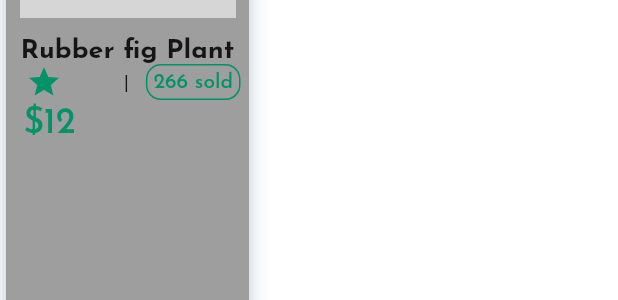
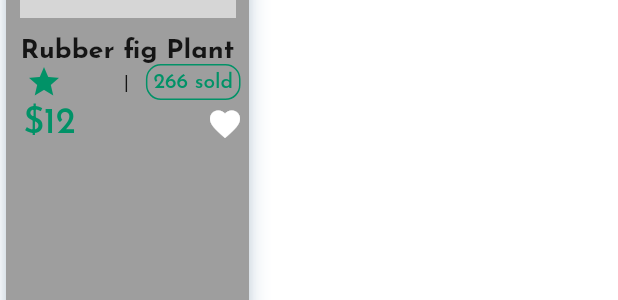
Before and after one commit to IlkinSamadbayli/plant_ecommerce, a Flutter app: the CardWidget widget shown alone on an empty page, opened directly, on a phone screen of 412 x 824 dp. Shown: the part 281-581 px from the top of the screen. Run offline on Flutter 3.47's test engine with Material 2 defaults, Android fonts, the phone set to English and light mode, and no system bars; our stand-ins replace bloc, flutter_bloc, flutter_holo_date_picker, get, intl_phone_number_input, smooth_page_indicator; Roboto replaces fonts that are missing (JosefinSans); grey boxes are pictures that could not be loaded.

Commit message:
Make favorite icon functional

```diff
--- a/lib/ui/widgets/card_widget.dart
+++ b/lib/ui/widgets/card_widget.dart
@@ -1,11 +1,12 @@
 import 'package:flutter/material.dart';
+import 'package:get/get_connect/http/src/utils/utils.dart';
 
 import 'package:plant_ecommerce/constants/sizedbox.dart';
 import 'package:plant_ecommerce/styles/colors/app_colors.dart';
 import 'package:plant_ecommerce/styles/styles/border_style.dart';
 import 'package:plant_ecommerce/styles/styles/text_style.dart';
 
-class CardWidget extends StatelessWidget {
+class CardWidget extends StatefulWidget {
   // final List<String> images = [
   //   GlobalAssets.card_1,
   //   GlobalAssets.card_2,
@@ -22,6 +23,13 @@ class CardWidget extends StatelessWidget {
     required this.rated,
     required this.price,
   }) : super(key: key);
+
+  @override
+  State<CardWidget> createState() => _CardWidgetState();
+}
+
+class _CardWidgetState extends State<CardWidget> {
+  bool favorite = false;
 
   @override
   Widget build(BuildContext context) {
@@ -44,7 +52,7 @@ class CardWidget extends StatelessWidget {
               children: [
                 Padding(
                   padding: const EdgeInsets.all(5),
-                  child: image,
+                  child: widget.image,
                   // child: Image.asset(images[1]),
                 ),
                 AppSize.sizeHeight8,
@@ -63,7 +71,7 @@ class CardWidget extends StatelessWidget {
                     ),
                     AppSize.sizeWidth4,
                     Text(
-                      rated,
+                      widget.rated,
                       style: CustomTextStyle.tinyStyleGray,
                     ),
                     AppSize.sizeWidth8,
@@ -87,25 +95,31 @@ class CardWidget extends StatelessWidget {
                   mainAxisAlignment: MainAxisAlignment.spaceBetween,
                   children: [
                     Text(
-                      " \$$price",
+                      " \$${widget.price}",
                       style: CustomTextStyle.littleStyleGreen,
                       textAlign: TextAlign.end,
                     ),
+                    GestureDetector(
+                        onTap: () {
+                          setState(() {});
+                          favorite = !favorite;
+                        },
+                        child: favorite
+                            ? const Positioned(
+                                child: Icon(
+                                Icons.favorite,
+                                color: Colors.red,
+                              ))
+                            : const Positioned(
+                                child:
+                                    Icon(Icons.favorite, color: Colors.white))),
                   ],
                 ),
               ],
             ),
           ),
         ),
-        const Positioned(
-          right: 16,
-          top: 16,
-          child: Icon(
-            Icons.favorite,
-            color: Colors.red,
-          ),
-        ),
-      ],
+      ]
     );
   }
 }
```
